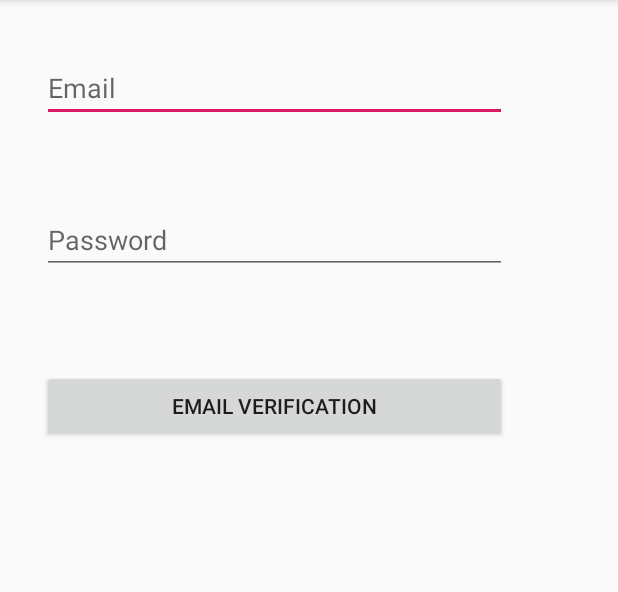
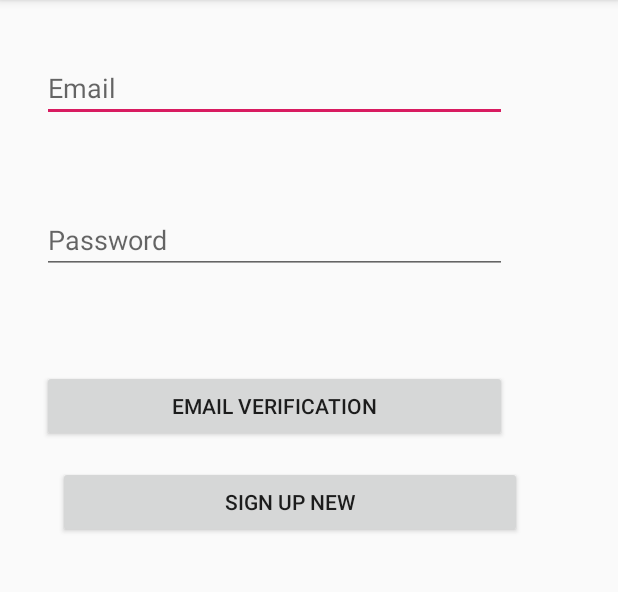
Before and after one commit to Avishka0303/Android_Firebase_authontication, an Android app: the screen it shows after launch (MainActivity), on a phone screen of 412 x 824 dp, the part 84-676 px from its top. Run offline under Robolectric (Android 15) with nearby library versions, the phone set to English and light mode, and no system bars; our stand-ins replace Firebase (no records; nobody signed in at launch, a user with empty details on screens opened directly).

```diff
--- a/app/src/main/res/layout/activity_main.xml
+++ b/app/src/main/res/layout/activity_main.xml
@@ -39,4 +39,17 @@
         android:text="Email Verification"
         app:layout_constraintStart_toStartOf="parent"
         app:layout_constraintTop_toBottomOf="@+id/passF" />
+
+    <Button
+        android:id="@+id/signNewbtn"
+        android:layout_width="309dp"
+        android:layout_height="wrap_content"
+        android:layout_marginStart="8dp"
+        android:layout_marginTop="16dp"
+        android:layout_marginEnd="8dp"
+        android:text="Sign up new"
+        app:layout_constraintEnd_toEndOf="parent"
+        app:layout_constraintHorizontal_bias="0.355"
+        app:layout_constraintStart_toStartOf="parent"
+        app:layout_constraintTop_toBottomOf="@+id/everifyBtn" />
 </android.support.constraint.ConstraintLayout>
```
Also changed, not shown: app/src/main/java/com/example/predatorx21/fireemailauth/MainActivity.java (+64 -2 lines).
